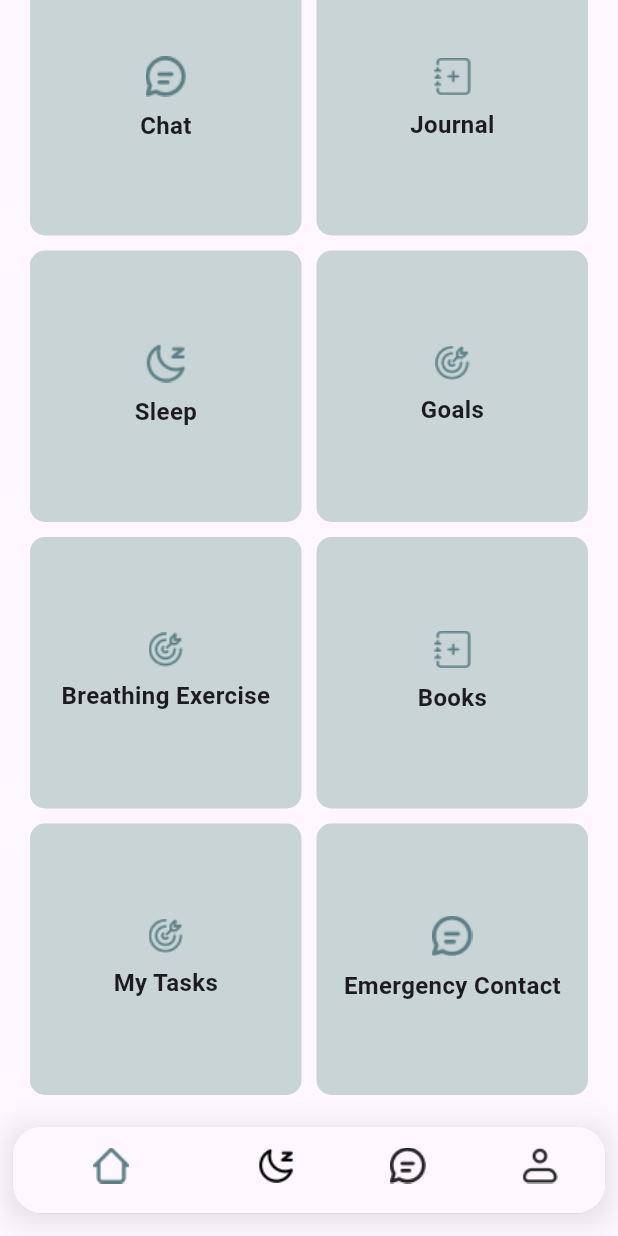
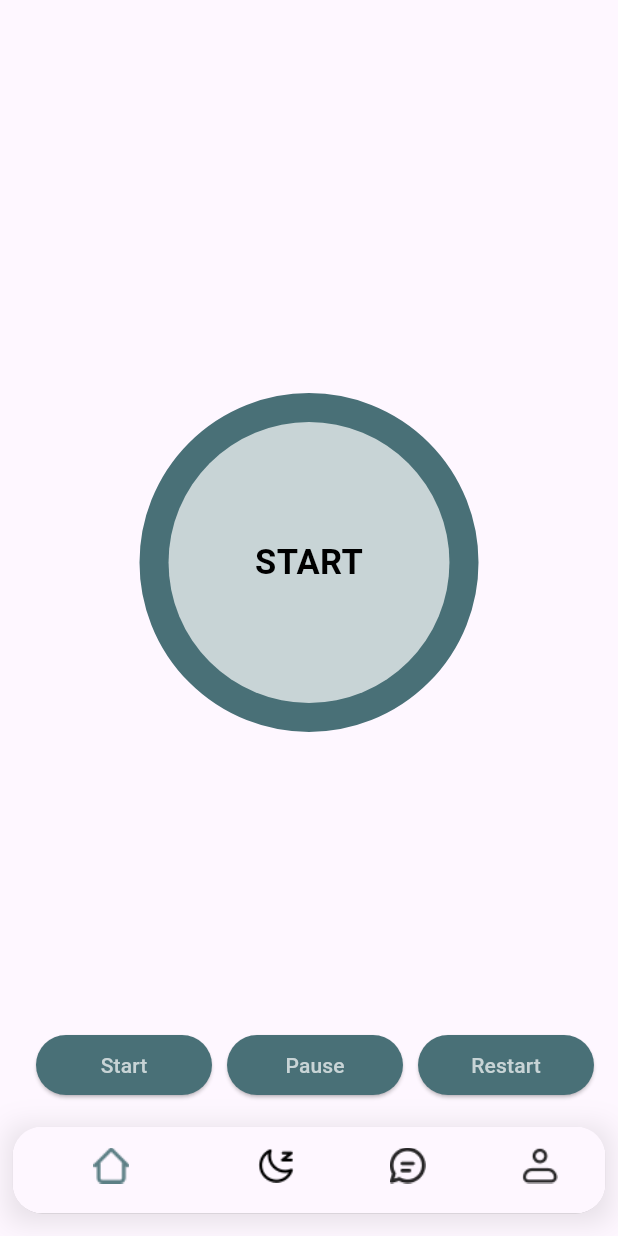
Before and after one commit to veskicha/MindfulStudent, a Flutter app: the HomeScreen screen opened by its route, scrolled down 363 dp, after a tap on "Breathing Exercise", on a phone screen of 412 x 824 dp. Run offline on Flutter 3.47's test engine with Material 3 defaults, Android fonts, the phone set to English and light mode, and no system bars; drawn by our look-alikes of circular_countdown_timer; our stand-ins replace audioplayers, firebase_core, firebase_messaging, fl_chart, image_picker, supabase_flutter and 2 more; accounts and stored records are empty; network calls fail; statements that could not run were skipped.

Commit message:
breathing exercise

```diff
--- a/MindfulStudent/lib/main.dart
+++ b/MindfulStudent/lib/main.dart
@@ -1,5 +1,6 @@
 import 'package:firebase_core/firebase_core.dart';
 import 'package:flutter/material.dart';
+import 'package:mindfulstudent/screens/home/breath_screen.dart';
 import 'package:mindfulstudent/screens/home/task_tracking.dart';
 import 'package:provider/provider.dart';
 import 'package:supabase_flutter/supabase_flutter.dart';
@@ -43,6 +44,7 @@ class MyApp extends StatelessWidget {
           '/sleep': (context) => const SleepTrackingPage(),
           '/profile': (context) => const ProfilePage(),
           '/tasks': (context) => const TaskTrackingPage(),
+          '/breath' : (context) => const CircularTimerPage(),
         },
       ),
     );
--- /dev/null
+++ b/MindfulStudent/lib/screens/home/breath_screen.dart
@@ -0,0 +1,212 @@
+import 'package:circular_countdown_timer/circular_countdown_timer.dart';
+import 'package:flutter/material.dart';
+import 'package:mindfulstudent/widgets/bottom_nav_bar.dart';
+import 'package:audioplayers/audioplayers.dart';
+
+
+class CircularTimerPage extends StatefulWidget {
+  const CircularTimerPage({Key? key}) : super(key: key);
+
+  @override
+  _CircularTimerPageState createState() => _CircularTimerPageState();
+}
+
+class _CircularTimerPageState extends State<CircularTimerPage> {
+  int _selectedIndex = 0;
+  final int _duration = 24;
+  int _counter = 0;
+  Duration _previousDuration = const Duration(seconds: 0);
+  AudioPlayer player = AudioPlayer();
+  final CountDownController _controller = CountDownController();
+  @override
+  void initState() {
+    super.initState();
+    player.setSource(AssetSource('rainy-day-in-town-with-birds-singing-194011.mp3'));
+  }
+  @override
+  Widget build(BuildContext context) {
+    return Scaffold(
+      body: Center(
+        child: CircularCountDownTimer(
+          // Countdown duration in Seconds.
+          duration: _duration,
+          // Countdown initial elapsed Duration in Seconds.
+          initialDuration: 0,
+          // Controls (i.e Start, Pause, Resume, Restart) the Countdown Timer.
+          controller: _controller,
+          // Width of the Countdown Widget.
+          width: MediaQuery.of(context).size.width / 2,
+          // Height of the Countdown Widget.
+          height: MediaQuery.of(context).size.height / 2,
+          // Ring Color for Countdown Widget.
+          ringColor: const Color(0xFF497077),
+          // Ring Gradient for Countdown Widget.
+          ringGradient: null,
+          // Filling Color for Countdown Widget.
+          fillColor: Colors.white,
+          // Filling Gradient for Countdown Widget.
+          fillGradient: null,
+          // Background Color for Countdown Widget.
+          backgroundColor: const Color(0xFFC8D4D6),
+          // Background Gradient for Countdown Widget.
+          backgroundGradient: null,
+          // Border Thickness of the Countdown Ring.
+          strokeWidth: 20.0,
+          // Begin and end contours with a flat edge and no extension.
+          strokeCap: StrokeCap.round,
+          // Text Style for Countdown Text.
+          textStyle: const TextStyle(
+            fontSize: 23.0,
+            color: Colors.black,
+            fontWeight: FontWeight.bold,
+          ),
+          // Format for the Countdown Text.
+          textFormat: CountdownTextFormat.S,
+          // Handles Countdown Timer (true for Reverse Countdown (max to 0), false for Forward Countdown (0 to max)).
+          isReverse: false,
+          // Handles Animation Direction (true for Reverse Animation, false for Forward Animation).
+          isReverseAnimation: false,
+          // Handles visibility of the Countdown Text.
+          isTimerTextShown: true,
+          // Handles the timer start.
+          autoStart: false,
+
+          onComplete: () => _controller.reset(),
+
+
+
+          timeFormatterFunction: (defaultFormatterFunction, duration) {
+
+            if (duration.inSeconds == 0) {
+              _counter = 0;
+              return "START";
+
+            }
+            else if (duration.inSeconds == 1) {
+              _counter = 0;
+              return "INHALE";
+
+            }
+            else if(duration.inSeconds == 6){
+              _counter = 0;
+              return "HOLD";
+            }
+            else if(duration.inSeconds == 14){
+              _counter = 0;
+              return "EXHALE";
+            }
+            else if(duration.inSeconds == 23){
+              _counter = 0;
+              _controller.restart(duration: _duration);
+            }
+            else {
+              // Check if the duration has changed by one second
+              if (duration.inSeconds != _previousDuration.inSeconds) {
+                _counter++; // Increment the counter
+              }
+              _previousDuration = duration; // Update the previous duration
+              return _counter.toString();
+
+            }
+
+          },
+
+        ),
+
+      ),
+
+      floatingActionButton: Row(
+
+        mainAxisAlignment: MainAxisAlignment.center,
+
+        children: [
+
+          const SizedBox(
+
+            width: 40,
+
+          ),
+
+          _button(
+
+            title: "Start",
+
+            onPressed: () => {_controller.resume(), player.resume()},
+
+          ),
+
+          const SizedBox(
+
+            width: 10,
+
+          ),
+
+          _button(
+
+            title: "Pause",
+
+            onPressed: () => {_controller.pause(), player.pause()},
+
+          ),
+
+          const SizedBox(
+
+            width: 10,
+
+          ),
+
+          _button(
+
+            title: "Restart",
+
+            onPressed: () => {_controller.reset() , player.pause()},
+
+          ),
+
+        ],
+
+      ),
+      bottomNavigationBar: BottomNavBar(
+        selectedIndex: _selectedIndex,
+        onItemTapped: _onItemTapped,
+      ),
+
+    );
+
+  }
+
+  void _onItemTapped(int index) {
+    setState(() {
+      _selectedIndex = index;
+    });
+  }
+
+  Widget _button({required String title, VoidCallback? onPressed}) {
+
+    return Expanded(
+
+      child: ElevatedButton(
+
+        style: ButtonStyle(
+
+          backgroundColor: MaterialStateProperty.all(const Color(0xFF497077)),
+
+        ),
+
+        onPressed: onPressed,
+
+        child: Text(
+
+          title,
+
+          style: const TextStyle(color: const Color(0xFFC8D4D6)),
+
+        ),
+
+      ),
+
+    );
+
+  }
+
+}
--- a/MindfulStudent/lib/screens/home/home_screen.dart
+++ b/MindfulStudent/lib/screens/home/home_screen.dart
@@ -207,6 +207,7 @@ class HomeScreenState extends State<HomeScreen> {
                         title: 'Breathing Exercise',
                         imagePath: 'assets/Goals.png',
                         onTap: () {
+                          Navigator.pushReplacementNamed(context, '/breath');
                           // Handle navigation to Breathing excercise page
                         },
                       ),
--- a/MindfulStudent/pubspec.yaml
+++ b/MindfulStudent/pubspec.yaml
@@ -46,6 +46,8 @@ dependencies:
   fl_chart: ^0.66.2
   webview_flutter: ^4.7.0
   intl: ^0.19.0
+  circular_countdown_timer: ^0.2.3
+  audioplayers: ^6.0.0
 
 dev_dependencies:
   flutter_test:
@@ -82,6 +84,7 @@ flutter:
     - assets/background.jpg
     - assets/tasks.png
     - assets/tasks.jpg
+    - assets/rainy-day-in-town-with-birds-singing-194011.mp3
 
   # An image asset can refer to one or more resolution-specific "variants", see
   # https://flutter.dev/assets-and-images/#resolution-aware
```
Also changed, not shown: MindfulStudent/pubspec.lock, 1 other file.
